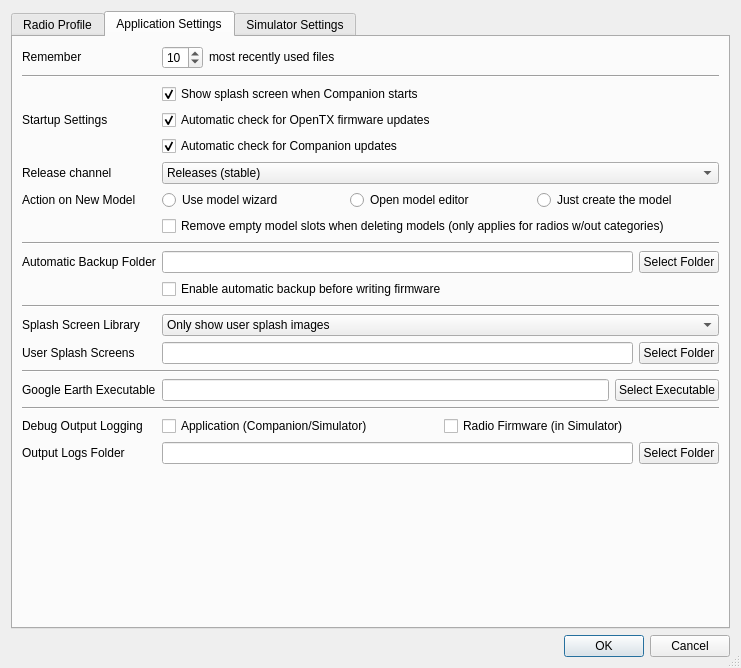
opentx/opentx, file companion/src/apppreferencesdialog.ui: the form before one commit.
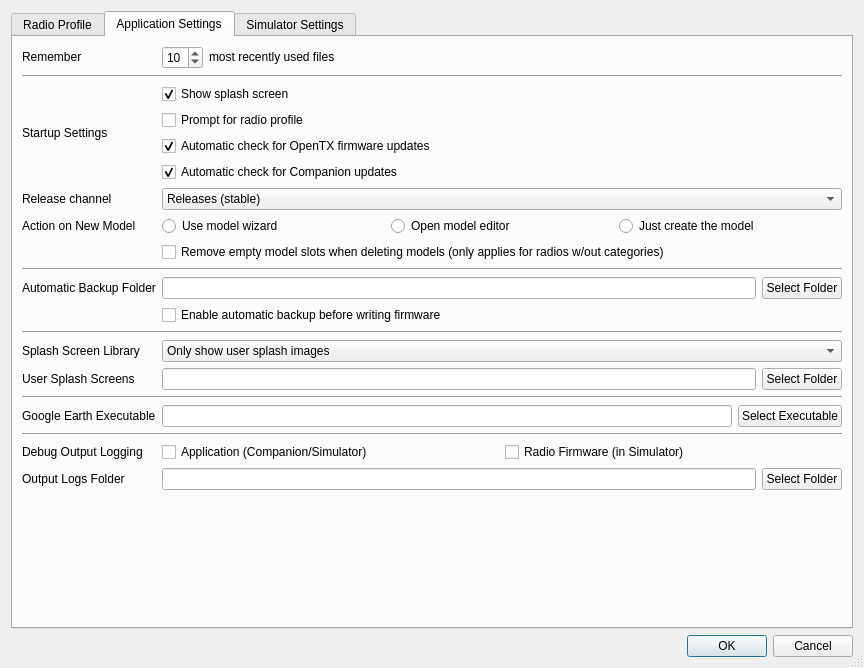
The form after the commit. The open tabs and pages were chosen to show the change.

Commit message: Optional prompt for radio profile on companion start

The edit to the form file:
```diff
--- a/companion/src/apppreferencesdialog.ui
+++ b/companion/src/apppreferencesdialog.ui
@@ -6,7 +6,7 @@
    <rect>
     <x>0</x>
     <y>0</y>
-    <width>741</width>
+    <width>864</width>
     <height>668</height>
    </rect>
   </property>
@@ -722,32 +722,21 @@
          <property name="spacing">
           <number>6</number>
          </property>
-         <item row="7" column="1">
-          <layout class="QVBoxLayout" name="updatesLayout">
-           <item>
-            <widget class="QCheckBox" name="autoCheckFirmware">
-             <property name="text">
-              <string>Automatic check for OpenTX firmware updates</string>
-             </property>
-             <property name="checked">
-              <bool>true</bool>
-             </property>
-            </widget>
-           </item>
-           <item>
-            <widget class="QCheckBox" name="autoCheckCompanion">
-             <property name="text">
-              <string>Automatic check for Companion updates</string>
-             </property>
-             <property name="checked">
-              <bool>true</bool>
-             </property>
-            </widget>
-           </item>
-          </layout>
+         <item row="15" column="1">
+          <widget class="QCheckBox" name="backupEnable">
+           <property name="sizePolicy">
+            <sizepolicy hsizetype="Preferred" vsizetype="Fixed">
+             <horstretch>0</horstretch>
+             <verstretch>0</verstretch>
+            </sizepolicy>
+           </property>
+           <property name="text">
+            <string>Enable automatic backup before writing firmware</string>
+           </property>
+          </widget>
          </item>
-         <item row="6" column="0" rowspan="2">
-          <widget class="QLabel" name="label_16">
+         <item row="22" column="0">
+          <widget class="QLabel" name="ge_label">
            <property name="sizePolicy">
             <sizepolicy hsizetype="Maximum" vsizetype="Fixed">
              <horstretch>0</horstretch>
@@ -755,7 +744,66 @@
             </sizepolicy>
            </property>
            <property name="text">
-            <string>Startup Settings</string>
+            <string>Google Earth Executable</string>
+           </property>
+          </widget>
+         </item>
+         <item row="9" column="1">
+          <widget class="QComboBox" name="OpenTxBranch">
+           <property name="sizePolicy">
+            <sizepolicy hsizetype="Expanding" vsizetype="Fixed">
+             <horstretch>0</horstretch>
+             <verstretch>0</verstretch>
+            </sizepolicy>
+           </property>
+           <item>
+            <property name="text">
+             <string>Releases (stable)</string>
+            </property>
+           </item>
+           <item>
+            <property name="text">
+             <string>Release candidates (testing)</string>
+            </property>
+           </item>
+           <item>
+            <property name="text">
+             <string>Nightly builds (unstable)</string>
+            </property>
+           </item>
+          </widget>
+         </item>
+         <item row="18" column="1">
+          <widget class="QComboBox" name="splashincludeCB">
+           <property name="sizePolicy">
+            <sizepolicy hsizetype="Expanding" vsizetype="Fixed">
+             <horstretch>0</horstretch>
+             <verstretch>0</verstretch>
+            </sizepolicy>
+           </property>
+           <item>
+            <property name="text">
+             <string>Only show user splash images</string>
+            </property>
+           </item>
+           <item>
+            <property name="text">
+             <string>Show user and companion splash images</string>
+            </property>
+           </item>
+          </widget>
+         </item>
+         <item row="12" column="0" rowspan="2" colspan="2">
+          <widget class="Line" name="line_2">
+           <property name="orientation">
+            <enum>Qt::Horizontal</enum>
+           </property>
+          </widget>
+         </item>
+         <item row="16" column="0" rowspan="2" colspan="2">
+          <widget class="Line" name="line_5">
+           <property name="orientation">
+            <enum>Qt::Horizontal</enum>
            </property>
           </widget>
          </item>
@@ -795,76 +843,27 @@
            </item>
           </layout>
          </item>
-         <item row="13" column="0">
-          <widget class="QLabel" name="label_17">
-           <property name="sizePolicy">
-            <sizepolicy hsizetype="Maximum" vsizetype="Fixed">
-             <horstretch>0</horstretch>
-             <verstretch>0</verstretch>
-            </sizepolicy>
-           </property>
-           <property name="text">
-            <string>Automatic Backup Folder</string>
-           </property>
-          </widget>
-         </item>
-         <item row="21" column="0">
-          <widget class="QLabel" name="ge_label">
-           <property name="sizePolicy">
-            <sizepolicy hsizetype="Maximum" vsizetype="Fixed">
-             <horstretch>0</horstretch>
-             <verstretch>0</verstretch>
-            </sizepolicy>
-           </property>
-           <property name="text">
-            <string>Google Earth Executable</string>
-           </property>
-          </widget>
-         </item>
          <item row="6" column="1">
           <widget class="QCheckBox" name="showSplash">
            <property name="text">
-            <string>Show splash screen when Companion starts</string>
+            <string>Show splash screen</string>
            </property>
            <property name="checked">
             <bool>true</bool>
            </property>
           </widget>
          </item>
-         <item row="11" column="0" rowspan="2" colspan="2">
-          <widget class="Line" name="line_2">
-           <property name="orientation">
-            <enum>Qt::Horizontal</enum>
-           </property>
-          </widget>
-         </item>
-         <item row="3" column="0">
-          <widget class="QLabel" name="label_5">
-           <property name="sizePolicy">
-            <sizepolicy hsizetype="Maximum" vsizetype="Fixed">
-             <horstretch>0</horstretch>
-             <verstretch>0</verstretch>
-            </sizepolicy>
-           </property>
-           <property name="text">
-            <string>Remember</string>
-           </property>
-          </widget>
-         </item>
-         <item row="18" column="1">
-          <layout class="QHBoxLayout" name="horizontalLayout_7">
+         <item row="22" column="1">
+          <layout class="QHBoxLayout" name="horizontalLayout_9">
            <item>
-            <widget class="QLineEdit" name="libraryPath">
-             <property name="enabled">
+            <widget class="QLineEdit" name="ge_lineedit">
+             <property name="readOnly">
               <bool>true</bool>
              </property>
-             <property name="readOnly">
-              <bool>false</bool>
-             </property>
             </widget>
            </item>
            <item>
-            <widget class="QPushButton" name="libraryPathButton">
+            <widget class="QPushButton" name="ge_pathButton">
              <property name="sizePolicy">
               <sizepolicy hsizetype="Minimum" vsizetype="Fixed">
                <horstretch>0</horstretch>
@@ -872,127 +871,13 @@
               </sizepolicy>
              </property>
              <property name="text">
-              <string>Select Folder</string>
+              <string>Select Executable</string>
              </property>
             </widget>
            </item>
           </layout>
          </item>
-         <item row="13" column="1">
-          <layout class="QHBoxLayout" name="horizontalLayout_8">
-           <item>
-            <widget class="QLineEdit" name="backupPath">
-             <property name="readOnly">
-              <bool>false</bool>
-             </property>
-            </widget>
-           </item>
-           <item>
-            <widget class="QPushButton" name="backupPathButton">
-             <property name="sizePolicy">
-              <sizepolicy hsizetype="Minimum" vsizetype="Fixed">
-               <horstretch>0</horstretch>
-               <verstretch>0</verstretch>
-              </sizepolicy>
-             </property>
-             <property name="text">
-              <string>Select Folder</string>
-             </property>
-            </widget>
-           </item>
-          </layout>
-         </item>
-         <item row="19" column="0" rowspan="2" colspan="2">
-          <widget class="Line" name="line_7">
-           <property name="orientation">
-            <enum>Qt::Horizontal</enum>
-           </property>
-          </widget>
-         </item>
-         <item row="23" column="0">
-          <widget class="QLabel" name="label_12">
-           <property name="sizePolicy">
-            <sizepolicy hsizetype="Maximum" vsizetype="Fixed">
-             <horstretch>0</horstretch>
-             <verstretch>0</verstretch>
-            </sizepolicy>
-           </property>
-           <property name="text">
-            <string>Debug Output Logging</string>
-           </property>
-          </widget>
-         </item>
-         <item row="14" column="1">
-          <widget class="QCheckBox" name="backupEnable">
-           <property name="sizePolicy">
-            <sizepolicy hsizetype="Preferred" vsizetype="Fixed">
-             <horstretch>0</horstretch>
-             <verstretch>0</verstretch>
-            </sizepolicy>
-           </property>
-           <property name="text">
-            <string>Enable automatic backup before writing firmware</string>
-           </property>
-          </widget>
-         </item>
          <item row="10" column="1">
-          <widget class="QCheckBox" name="opt_removeBlankSlots">
-           <property name="toolTip">
-            <string>&lt;html&gt;&lt;head/&gt;&lt;body&gt;&lt;p&gt;This option  maintains the behaviour from older OpenTx versions where empty model slots are preserved when a model is deleted or moved. &lt;/p&gt;&lt;p&gt;When this option is de-selected, the other models may be re-arranged to fill the gap left by the removed  model.&lt;/p&gt;&lt;/body&gt;&lt;/html&gt;</string>
-           </property>
-           <property name="text">
-            <string>Remove empty model slots when deleting models (only applies for radios w/out categories)</string>
-           </property>
-          </widget>
-         </item>
-         <item row="24" column="0">
-          <widget class="QLabel" name="lbl_appLogsDir">
-           <property name="sizePolicy">
-            <sizepolicy hsizetype="Maximum" vsizetype="Fixed">
-             <horstretch>0</horstretch>
-             <verstretch>0</verstretch>
-            </sizepolicy>
-           </property>
-           <property name="text">
-            <string>Output Logs Folder</string>
-           </property>
-          </widget>
-         </item>
-         <item row="4" column="0" rowspan="2" colspan="2">
-          <widget class="Line" name="line">
-           <property name="orientation">
-            <enum>Qt::Horizontal</enum>
-           </property>
-          </widget>
-         </item>
-         <item row="17" column="1">
-          <widget class="QComboBox" name="splashincludeCB">
-           <property name="sizePolicy">
-            <sizepolicy hsizetype="Expanding" vsizetype="Fixed">
-             <horstretch>0</horstretch>
-             <verstretch>0</verstretch>
-            </sizepolicy>
-           </property>
-           <item>
-            <property name="text">
-             <string>Only show user splash images</string>
-            </property>
-           </item>
-           <item>
-            <property name="text">
-             <string>Show user and companion splash images</string>
-            </property>
-           </item>
-          </widget>
-         </item>
-         <item row="15" column="0" rowspan="2" colspan="2">
-          <widget class="Line" name="line_5">
-           <property name="orientation">
-            <enum>Qt::Horizontal</enum>
-           </property>
-          </widget>
-         </item>
-         <item row="9" column="1">
           <layout class="QHBoxLayout" name="horizontalLayout_2">
            <item>
             <widget class="QRadioButton" name="opt_newMdl_useWizard">
@@ -1026,38 +911,17 @@
            </item>
           </layout>
          </item>
-         <item row="24" column="1">
-          <layout class="QHBoxLayout" name="horizontalLayout_4">
+         <item row="14" column="1">
+          <layout class="QHBoxLayout" name="horizontalLayout_8">
            <item>
-            <widget class="QLineEdit" name="appLogsDir">
-             <property name="enabled">
-              <bool>true</bool>
-             </property>
+            <widget class="QLineEdit" name="backupPath">
              <property name="readOnly">
               <bool>false</bool>
              </property>
             </widget>
            </item>
            <item>
-            <widget class="QPushButton" name="btn_appLogsDir">
-             <property name="text">
-              <string>Select Folder</string>
-             </property>
-            </widget>
-           </item>
-          </layout>
-         </item>
-         <item row="21" column="1">
-          <layout class="QHBoxLayout" name="horizontalLayout_9">
-           <item>
-            <widget class="QLineEdit" name="ge_lineedit">
-             <property name="readOnly">
-              <bool>true</bool>
-             </property>
-            </widget>
-           </item>
-           <item>
-            <widget class="QPushButton" name="ge_pathButton">
+            <widget class="QPushButton" name="backupPathButton">
              <property name="sizePolicy">
               <sizepolicy hsizetype="Minimum" vsizetype="Fixed">
                <horstretch>0</horstretch>
@@ -1065,13 +929,62 @@
               </sizepolicy>
              </property>
              <property name="text">
-              <string>Select Executable</string>
+              <string>Select Folder</string>
              </property>
             </widget>
            </item>
           </layout>
          </item>
-         <item row="18" column="0">
+         <item row="3" column="0">
+          <widget class="QLabel" name="label_5">
+           <property name="sizePolicy">
+            <sizepolicy hsizetype="Maximum" vsizetype="Fixed">
+             <horstretch>0</horstretch>
+             <verstretch>0</verstretch>
+            </sizepolicy>
+           </property>
+           <property name="text">
+            <string>Remember</string>
+           </property>
+          </widget>
+         </item>
+         <item row="25" column="0">
+          <widget class="QLabel" name="lbl_appLogsDir">
+           <property name="sizePolicy">
+            <sizepolicy hsizetype="Maximum" vsizetype="Fixed">
+             <horstretch>0</horstretch>
+             <verstretch>0</verstretch>
+            </sizepolicy>
+           </property>
+           <property name="text">
+            <string>Output Logs Folder</string>
+           </property>
+          </widget>
+         </item>
+         <item row="6" column="0" rowspan="3">
+          <widget class="QLabel" name="label_16">
+           <property name="sizePolicy">
+            <sizepolicy hsizetype="Maximum" vsizetype="Fixed">
+             <horstretch>0</horstretch>
+             <verstretch>0</verstretch>
+            </sizepolicy>
+           </property>
+           <property name="text">
+            <string>Startup Settings</string>
+           </property>
+          </widget>
+         </item>
+         <item row="11" column="1">
+          <widget class="QCheckBox" name="opt_removeBlankSlots">
+           <property name="toolTip">
+            <string>&lt;html&gt;&lt;head/&gt;&lt;body&gt;&lt;p&gt;This option  maintains the behaviour from older OpenTx versions where empty model slots are preserved when a model is deleted or moved. &lt;/p&gt;&lt;p&gt;When this option is de-selected, the other models may be re-arranged to fill the gap left by the removed  model.&lt;/p&gt;&lt;/body&gt;&lt;/html&gt;</string>
+           </property>
+           <property name="text">
+            <string>Remove empty model slots when deleting models (only applies for radios w/out categories)</string>
+           </property>
+          </widget>
+         </item>
+         <item row="19" column="0">
           <widget class="QLabel" name="label_9">
            <property name="sizePolicy">
             <sizepolicy hsizetype="Maximum" vsizetype="Fixed">
@@ -1084,47 +997,7 @@
            </property>
           </widget>
          </item>
-         <item row="8" column="0">
-          <widget class="QLabel" name="label_18">
-           <property name="text">
-            <string>Release channel</string>
-           </property>
-          </widget>
-         </item>
-         <item row="17" column="0">
-          <widget class="QLabel" name="label_10">
-           <property name="sizePolicy">
-            <sizepolicy hsizetype="Maximum" vsizetype="Fixed">
-             <horstretch>0</horstretch>
-             <verstretch>0</verstretch>
-            </sizepolicy>
-           </property>
-           <property name="text">
-            <string>Splash Screen Library</string>
-           </property>
-          </widget>
-         </item>
-         <item row="9" column="0">
-          <widget class="QLabel" name="label_8">
-           <property name="sizePolicy">
-            <sizepolicy hsizetype="Maximum" vsizetype="Fixed">
-             <horstretch>0</horstretch>
-             <verstretch>0</verstretch>
-            </sizepolicy>
-           </property>
-           <property name="text">
-            <string>Action on New Model</string>
-           </property>
-          </widget>
-         </item>
-         <item row="22" column="0" colspan="2">
-          <widget class="Line" name="line_4">
-           <property name="orientation">
-            <enum>Qt::Horizontal</enum>
-           </property>
-          </widget>
-         </item>
-         <item row="23" column="1">
+         <item row="24" column="1">
           <layout class="QHBoxLayout" name="horizontalLayout_3">
            <item>
             <widget class="QCheckBox" name="opt_appDebugLog">
@@ -1148,29 +1021,163 @@
            </item>
           </layout>
          </item>
+         <item row="25" column="1">
+          <layout class="QHBoxLayout" name="horizontalLayout_4">
+           <item>
+            <widget class="QLineEdit" name="appLogsDir">
+             <property name="enabled">
+              <bool>true</bool>
+             </property>
+             <property name="readOnly">
+              <bool>false</bool>
+             </property>
+            </widget>
+           </item>
+           <item>
+            <widget class="QPushButton" name="btn_appLogsDir">
+             <property name="text">
+              <string>Select Folder</string>
+             </property>
+            </widget>
+           </item>
+          </layout>
+         </item>
+         <item row="10" column="0">
+          <widget class="QLabel" name="label_8">
+           <property name="sizePolicy">
+            <sizepolicy hsizetype="Maximum" vsizetype="Fixed">
+             <horstretch>0</horstretch>
+             <verstretch>0</verstretch>
+            </sizepolicy>
+           </property>
+           <property name="text">
+            <string>Action on New Model</string>
+           </property>
+          </widget>
+         </item>
+         <item row="19" column="1">
+          <layout class="QHBoxLayout" name="horizontalLayout_7">
+           <item>
+            <widget class="QLineEdit" name="libraryPath">
+             <property name="enabled">
+              <bool>true</bool>
+             </property>
+             <property name="readOnly">
+              <bool>false</bool>
+             </property>
+            </widget>
+           </item>
+           <item>
+            <widget class="QPushButton" name="libraryPathButton">
+             <property name="sizePolicy">
+              <sizepolicy hsizetype="Minimum" vsizetype="Fixed">
+               <horstretch>0</horstretch>
+               <verstretch>0</verstretch>
+              </sizepolicy>
+             </property>
+             <property name="text">
+              <string>Select Folder</string>
+             </property>
+            </widget>
+           </item>
+          </layout>
+         </item>
+         <item row="18" column="0">
+          <widget class="QLabel" name="label_10">
+           <property name="sizePolicy">
+            <sizepolicy hsizetype="Maximum" vsizetype="Fixed">
+             <horstretch>0</horstretch>
+             <verstretch>0</verstretch>
+            </sizepolicy>
+           </property>
+           <property name="text">
+            <string>Splash Screen Library</string>
+           </property>
+          </widget>
+         </item>
+         <item row="9" column="0">
+          <widget class="QLabel" name="label_18">
+           <property name="text">
+            <string>Release channel</string>
+           </property>
+          </widget>
+         </item>
+         <item row="4" column="0" rowspan="2" colspan="2">
+          <widget class="Line" name="line">
+           <property name="orientation">
+            <enum>Qt::Horizontal</enum>
+           </property>
+          </widget>
+         </item>
+         <item row="24" column="0">
+          <widget class="QLabel" name="label_12">
+           <property name="sizePolicy">
+            <sizepolicy hsizetype="Maximum" vsizetype="Fixed">
+             <horstretch>0</horstretch>
+             <verstretch>0</verstretch>
+            </sizepolicy>
+           </property>
+           <property name="text">
+            <string>Debug Output Logging</string>
+           </property>
+          </widget>
+         </item>
+         <item row="23" column="0" colspan="2">
+          <widget class="Line" name="line_4">
+           <property name="orientation">
+            <enum>Qt::Horizontal</enum>
+           </property>
+          </widget>
+         </item>
+         <item row="14" column="0">
+          <widget class="QLabel" name="label_17">
+           <property name="sizePolicy">
+            <sizepolicy hsizetype="Maximum" vsizetype="Fixed">
+             <horstretch>0</horstretch>
+             <verstretch>0</verstretch>
+            </sizepolicy>
+           </property>
+           <property name="text">
+            <string>Automatic Backup Folder</string>
+           </property>
+          </widget>
+         </item>
          <item row="8" column="1">
-          <widget class="QComboBox" name="OpenTxBranch">
-           <property name="sizePolicy">
-            <sizepolicy hsizetype="Expanding" vsizetype="Fixed">
-             <horstretch>0</horstretch>
-             <verstretch>0</verstretch>
-            </sizepolicy>
-           </property>
+          <layout class="QVBoxLayout" name="updatesLayout">
            <item>
-            <property name="text">
-             <string>Releases (stable)</string>
-            </property>
+            <widget class="QCheckBox" name="autoCheckFirmware">
+             <property name="text">
+              <string>Automatic check for OpenTX firmware updates</string>
+             </property>
+             <property name="checked">
+              <bool>true</bool>
+             </property>
+            </widget>
            </item>
            <item>
-            <property name="text">
-             <string>Release candidates (testing)</string>
-            </property>
+            <widget class="QCheckBox" name="autoCheckCompanion">
+             <property name="text">
+              <string>Automatic check for Companion updates</string>
+             </property>
+             <property name="checked">
+              <bool>true</bool>
+             </property>
+            </widget>
            </item>
-           <item>
-            <property name="text">
-             <string>Nightly builds (unstable)</string>
-            </property>
-           </item>
+          </layout>
+         </item>
+         <item row="20" column="0" rowspan="2" colspan="2">
+          <widget class="Line" name="line_7">
+           <property name="orientation">
+            <enum>Qt::Horizontal</enum>
+           </property>
+          </widget>
+         </item>
+         <item row="7" column="1">
+          <widget class="QCheckBox" name="chkPromptProfile">
+           <property name="text">
+            <string>Prompt for radio profile</string>
+           </property>
           </widget>
          </item>
         </layout>
```
The commit also changes 8 other files.
